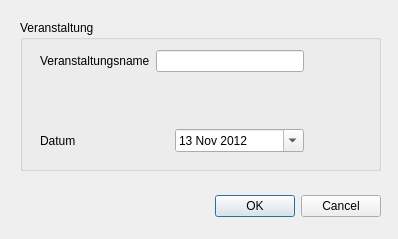
First picture: the form in iBasar/eventmgrwidget.ui, repository hoihrig/iBasar, before the edit.
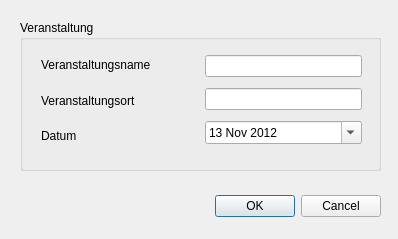
Second picture: the form after the edit.

Commit message:
Added Location to Eventmgrwidget
Also fixed a bug about reloading of Events in forms

```diff
--- a/iBasar/eventmgrwidget.ui
+++ b/iBasar/eventmgrwidget.ui
@@ -44,48 +44,57 @@
    <widget class="QWidget" name="">
     <property name="geometry">
      <rect>
-      <x>20</x>
+      <x>21</x>
       <y>30</y>
-      <width>264</width>
-      <height>102</height>
+      <width>321</width>
+      <height>101</height>
      </rect>
     </property>
-    <layout class="QVBoxLayout" name="verticalLayout">
+    <layout class="QHBoxLayout" name="horizontalLayout">
      <item>
-      <layout class="QHBoxLayout" name="horizontalLayout">
+      <layout class="QVBoxLayout" name="verticalLayout_2">
        <item>
         <widget class="QLabel" name="eventlbl">
+         <property name="sizePolicy">
+          <sizepolicy hsizetype="Preferred" vsizetype="Preferred">
+           <horstretch>1</horstretch>
+           <verstretch>0</verstretch>
+          </sizepolicy>
+         </property>
          <property name="text">
           <string>Veranstaltungsname</string>
          </property>
         </widget>
        </item>
        <item>
-        <widget class="QLineEdit" name="eventnameedit"/>
+        <widget class="QLabel" name="eventlocationlabel">
+         <property name="sizePolicy">
+          <sizepolicy hsizetype="Expanding" vsizetype="Preferred">
+           <horstretch>0</horstretch>
+           <verstretch>0</verstretch>
+          </sizepolicy>
+         </property>
+         <property name="text">
+          <string>Veranstaltungsort</string>
+         </property>
+        </widget>
        </item>
-      </layout>
-     </item>
-     <item>
-      <spacer name="verticalSpacer">
-       <property name="orientation">
-        <enum>Qt::Vertical</enum>
-       </property>
-       <property name="sizeHint" stdset="0">
-        <size>
-         <width>20</width>
-         <height>38</height>
-        </size>
-       </property>
-      </spacer>
-     </item>
-     <item>
-      <layout class="QHBoxLayout" name="horizontalLayout_2">
        <item>
         <widget class="QLabel" name="datelbl">
          <property name="text">
           <string>Datum</string>
          </property>
         </widget>
+       </item>
+      </layout>
+     </item>
+     <item>
+      <layout class="QVBoxLayout" name="verticalLayout">
+       <item>
+        <widget class="QLineEdit" name="eventnameedit"/>
+       </item>
+       <item>
+        <widget class="QLineEdit" name="eventLocationlineedit"/>
        </item>
        <item>
         <widget class="QDateEdit" name="eventdateedit">
```
The commit also changes 4 other files.
